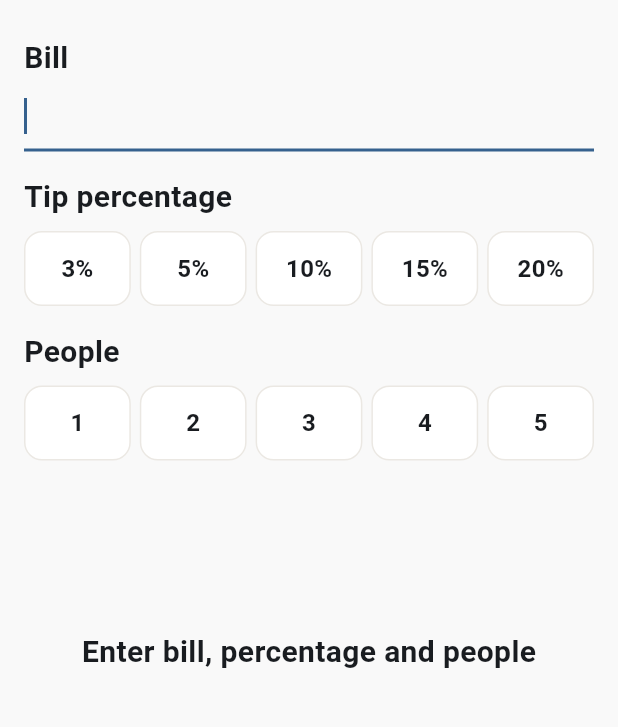
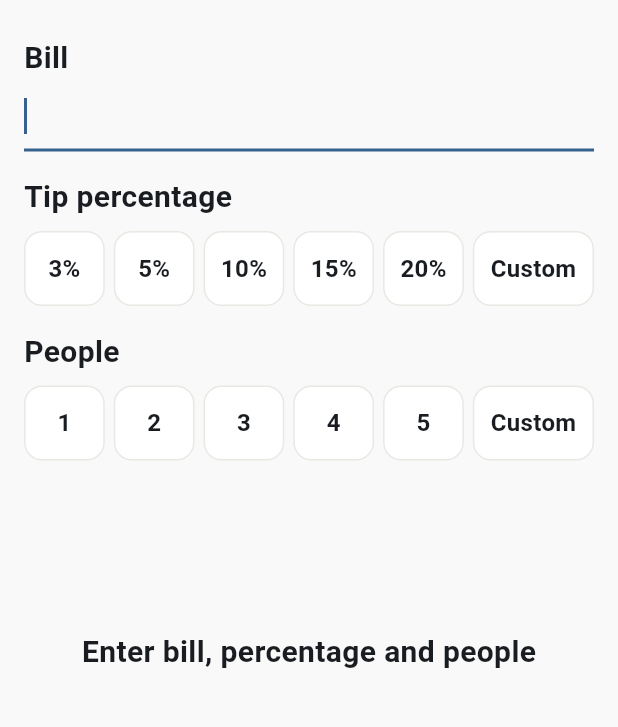
Before and after one commit to fedosovmu/tipwizard, a Flutter app: the screen it shows after launch, on a phone screen of 412 x 824 dp, the part 84-811 px from its top. Run offline on Flutter 3.47's test engine with Material 3 defaults, Android fonts, the light colour scheme and no system bars; our stand-ins replace flutter_riverpod, freezed_annotation.

Commit message:
Make custom values

```diff
--- a/lib/features/common/my_button.dart
+++ b/lib/features/common/my_button.dart
@@ -7,11 +7,15 @@ class MyButton extends StatelessWidget {
   final VoidCallback onTap;
   final String title;
   final bool isSelected;
+  final Color? backgroundColor;
+  final Color? textColor;
 
   const MyButton({
     required this.onTap,
     required this.title,
     this.isSelected = false,
+    this.backgroundColor,
+    this.textColor,
     super.key,
   });
 
@@ -21,7 +25,8 @@ class MyButton extends StatelessWidget {
       onTap: onTap,
       builder: (context, pressed) {
         Color borderColor = isSelected ? MyColors.blue400 : MyColors.grey200;
-        Color bgColor = isSelected ? MyColors.blue100 : MyColors.white;
+        Color bgColor =
+            isSelected ? MyColors.blue100 : (backgroundColor ?? MyColors.white);
         if (pressed) {
           bgColor = MyColors.blue300;
         }
@@ -39,7 +44,9 @@ class MyButton extends StatelessWidget {
           child: Center(
             child: Text(
               title,
-              style: MyFonts.h4,
+              style: MyFonts.h4.copyWith(
+                color: textColor,
+              ),
             ),
           ),
         );
--- a/lib/features/people_buttons/people_buttons.dart
+++ b/lib/features/people_buttons/people_buttons.dart
@@ -4,6 +4,7 @@ import 'package:tipwizard/features/common/my_button.dart';
 import 'package:tipwizard/features/common/separator_extension.dart';
 import 'package:tipwizard/features/people_buttons/logic/people_buttons_manager.dart';
 import 'package:tipwizard/features/people_buttons/logic/people_buttons_state_holder.dart';
+import 'package:tipwizard/features/popup/logic/popup_manager.dart';
 
 class PeopleButtons extends ConsumerWidget {
   const PeopleButtons({super.key});
@@ -12,6 +13,7 @@ class PeopleButtons extends ConsumerWidget {
 
   @override
   Widget build(BuildContext context, WidgetRef ref) {
+    final popupManager = ref.watch(popupManagerProvider);
     final peopleButtonsManager = ref.watch(peopleButtonsManagerProvider);
     final peopleButtonsState = ref.watch(peopleButtonsStateHolderProvider);
     final selectedTab = peopleButtonsState.selectedTab;
@@ -28,6 +30,20 @@ class PeopleButtons extends ConsumerWidget {
             ),
           );
         }).separate<Widget>(const SizedBox(width: 6)),
+        const SizedBox(width: 6),
+        Expanded(
+          flex: 3,
+          child: MyButton(
+            onTap: () async {
+              final value = await popupManager.setWithPopup(context: context);
+              if (value != null) {
+                peopleButtonsManager.select(5, value);
+              }
+            },
+            title: 'Custom',
+            isSelected: selectedTab == 5,
+          ),
+        ),
       ],
     );
   }
--- a/lib/features/tip_buttons/tip_buttons.dart
+++ b/lib/features/tip_buttons/tip_buttons.dart
@@ -2,6 +2,7 @@ import 'package:flutter/material.dart';
 import 'package:flutter_riverpod/flutter_riverpod.dart';
 import 'package:tipwizard/features/common/my_button.dart';
 import 'package:tipwizard/features/common/separator_extension.dart';
+import 'package:tipwizard/features/popup/logic/popup_manager.dart';
 import 'package:tipwizard/features/tip_buttons/logic/tip_buttons_manager.dart';
 import 'package:tipwizard/features/tip_buttons/logic/tip_buttons_state_holder.dart';
 
@@ -12,6 +13,7 @@ class TipButtons extends ConsumerWidget {
 
   @override
   Widget build(BuildContext context, WidgetRef ref) {
+    final popupManager = ref.watch(popupManagerProvider);
     final tipButtonsManager = ref.watch(tipButtonsManagerProvider);
     final tipButtonsState = ref.watch(tipButtonsStateHolderProvider);
     final selectedTap = tipButtonsState.selectedTab;
@@ -27,6 +29,20 @@ class TipButtons extends ConsumerWidget {
             ),
           );
         }).separate<Widget>(const SizedBox(width: 6)),
+        const SizedBox(width: 6),
+        Expanded(
+          flex: 3,
+          child: MyButton(
+            onTap: () async {
+              final value = await popupManager.setWithPopup(context: context);
+              if (value != null) {
+                tipButtonsManager.select(5, value);
+              }
+            },
+            title: 'Custom',
+            isSelected: selectedTap == 5,
+          ),
+        ),
       ],
     );
   }
```
Also changed, not shown: lib/features/popup/logic/popup_manager.dart (added, +35 -0 lines), lib/features/popup/logic/popup_state_holder.dart (added, +17 -0 lines), lib/features/popup/models/popup_state.dart (added, +10 -0 lines), lib/features/popup/widgets/my_popup.dart (added, +78 -0 lines), lib/features/popup/models/popup_state.freezed.dart (added).
